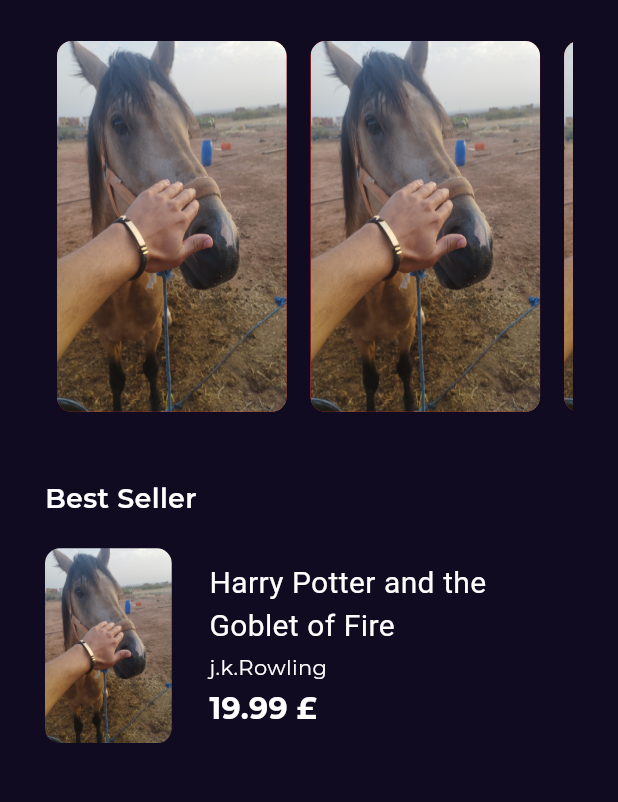
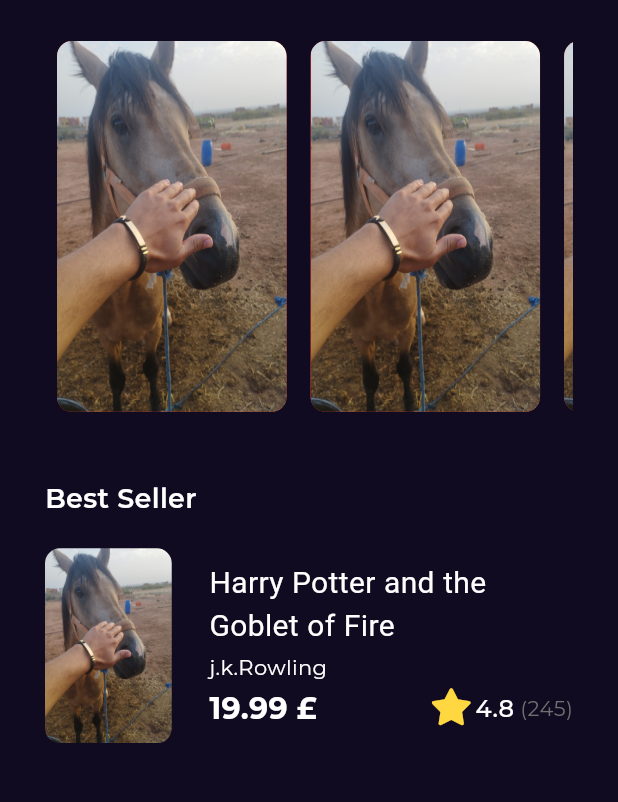
Before and after one commit to younesse-Malek/my_bookly, a Flutter app: the screen it shows after launch, on a phone screen of 412 x 824 dp, the part 109-911 px from its top. Run offline on Flutter 3.47's test engine with Material 3 defaults, Android fonts, the phone set to English and light mode, and no system bars; our stand-ins replace font_awesome_flutter, get, google_fonts.

Commit message:
best seller is done

```diff
--- a/lib/features/Home/presentation/view/widget/best_seller_list_view_item.dart
+++ b/lib/features/Home/presentation/view/widget/best_seller_list_view_item.dart
@@ -1,6 +1,7 @@
 import 'package:flutter/material.dart';
 import 'package:my_bookly/Core/Utils/assets.dart';
 import 'package:my_bookly/Core/Utils/styles.dart';
+import 'package:my_bookly/features/Home/presentation/view/widget/book_rating.dart';
 import 'package:my_bookly/features/constanse.dart';
 
 class BestSellerListViewItem extends StatelessWidget {
@@ -26,14 +27,17 @@ class BestSellerListViewItem extends StatelessWidget {
           ),
         ),
         const SizedBox(width: 25),
-        Column(
+        Expanded(
+          child: Column(
             crossAxisAlignment: CrossAxisAlignment.start,
             children: [
               SizedBox(
                 width: MediaQuery.of(context).size.width * .5,
                 child: Text(
                   'Harry Potter and the Goblet of Fire',
-                style: Stayles.textstyle20.copyWith(fontFamily: kGTSectraFine),
+                  style: Stayles.textstyle20.copyWith(
+                    fontFamily: kGTSectraFine,
+                  ),
                   maxLines: 2,
                   overflow: TextOverflow.ellipsis,
                 ),
@@ -41,11 +45,20 @@ class BestSellerListViewItem extends StatelessWidget {
               const SizedBox(height: 3),
               const Text('j.k.Rowling', style: Stayles.textstyle14),
               const SizedBox(height: 3),
+              Row(
+                children: [
                   Text(
                     '19.99 £',
-              style: Stayles.textstyle20.copyWith(fontWeight: FontWeight.bold),
+                    style: Stayles.textstyle20.copyWith(
+                      fontWeight: FontWeight.bold,
+                    ),
+                  ),
+                  Spacer(),
+                  BookReating(),
+                ],
               ),
             ],
+          ),
         ),
       ],
     );
--- /dev/null
+++ b/lib/features/Home/presentation/view/widget/book_rating.dart
@@ -0,0 +1,23 @@
+import 'package:flutter/material.dart';
+import 'package:font_awesome_flutter/font_awesome_flutter.dart';
+import 'package:my_bookly/Core/Utils/styles.dart';
+
+class BookReating extends StatelessWidget {
+  const BookReating({super.key});
+
+  @override
+  Widget build(BuildContext context) {
+    return Row(
+      children: [
+        const Icon(FontAwesomeIcons.solidStar, color: Colors.amberAccent),
+        const SizedBox(width: 5.6),
+        const Text('4.8', style: Stayles.textstyle16),
+        const SizedBox(width: 4),
+        Text(
+          '(245)',
+          style: Stayles.textstyle14.copyWith(color: const Color(0xff707070)),
+        ),
+      ],
+    );
+  }
+}
```
Lines whose indentation alone changed are shown as unchanged.
